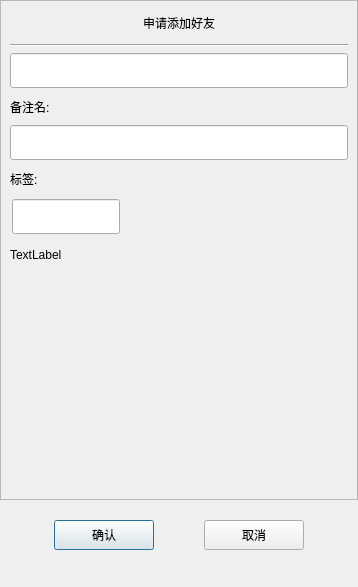
The window that ChatRoom/authenfriend.ui (Mushiyuqi/ChatRoom) describes before a commit, drawn with Qt 5.
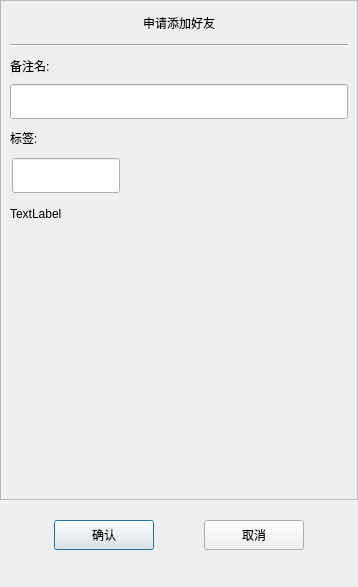
The same window after the commit. Custom widgets are drawn as their Qt base class.

```diff
--- a/ChatRoom/authenfriend.ui
+++ b/ChatRoom/authenfriend.ui
@@ -91,22 +91,6 @@
             </property>
            </widget>
           </item>
-          <item>
-           <widget class="CustomizeEdit" name="name_ed">
-            <property name="minimumSize">
-             <size>
-              <width>0</width>
-              <height>35</height>
-             </size>
-            </property>
-            <property name="maximumSize">
-             <size>
-              <width>16777215</width>
-              <height>35</height>
-             </size>
-            </property>
-           </widget>
-          </item>
           <item>
            <widget class="QLabel" name="label_2">
             <property name="minimumSize">
```
